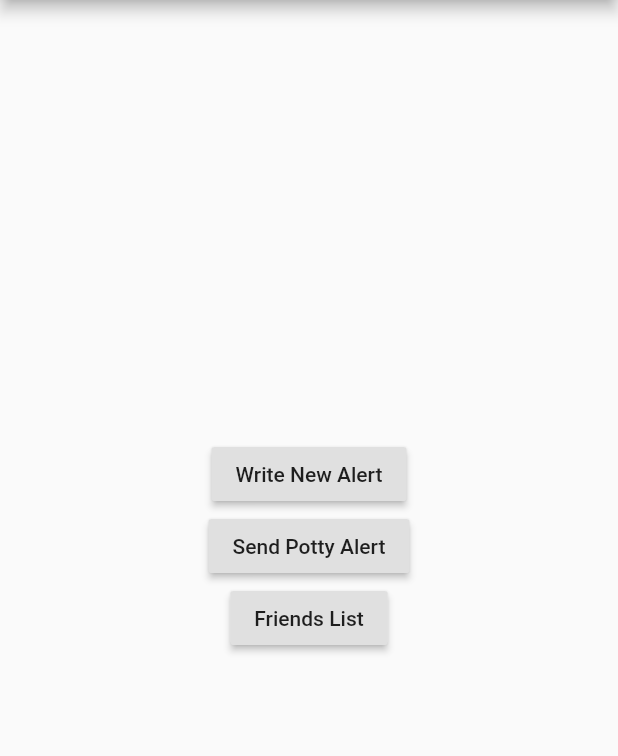
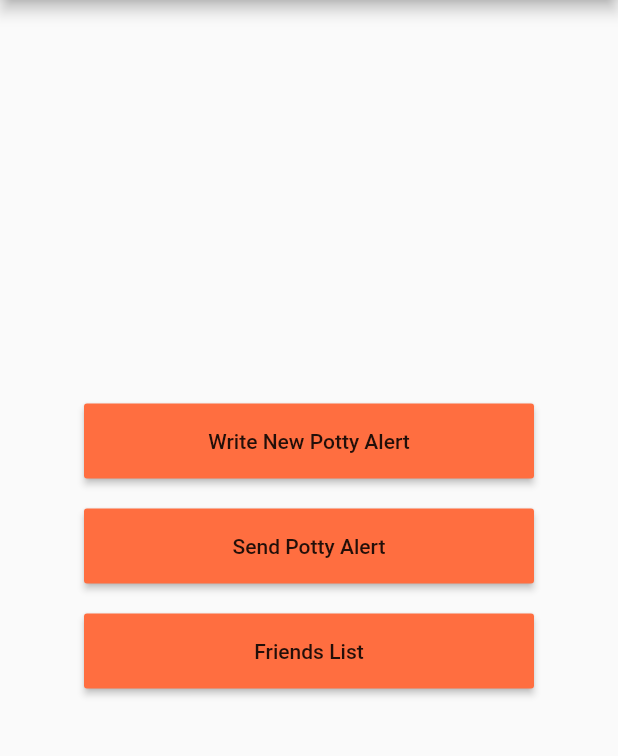
Before and after one commit to AndrewEveld/hendrix_potty, a Flutter app: the screen it shows after launch, on a phone screen of 412 x 824 dp, the part 84-840 px from its top. Run offline on Flutter 3.47's test engine with Material 2 defaults, Android fonts, the phone set to English and light mode, and no system bars; our stand-ins replace string_validator.

Commit message:
Cleaned up buttons and styling

```diff
--- a/lib/main.dart
+++ b/lib/main.dart
@@ -101,20 +101,11 @@ class _MyHomePageState extends State<MyHomePage> {
 
           mainAxisAlignment: MainAxisAlignment.center,
           children: <Widget>[
-            RaisedButton(
-              onPressed: () {Navigator.pushNamed(context, "/writing");},
-              child: Text("Write New Alert"),
-            ),
-            RaisedButton(
-              onPressed: () {Navigator.pushNamed(context, "/sending");},
-              child: Text("Send Potty Alert"),
-            ),
-            RaisedButton(
-              onPressed: () {
-                Navigator.pushNamed(context, "/friends");
-              },
-              child: Text("Friends List"),
-            ),
+            uniformButton("/writing", "Write New Potty Alert"),
+            SizedBox(height:20),
+            uniformButton("/sending", "Send Potty Alert"),
+            SizedBox(height:20),
+            uniformButton("/friends", "Friends List"),
             Flexible(
                 child: new Text(connectionMessage, style: _ts)),
           ],
@@ -122,4 +113,19 @@ class _MyHomePageState extends State<MyHomePage> {
       ),
     );
   }
+
+  // Inspired by the Boggle App https://github.com/Haedge/Project-2
+  Widget uniformButton(String route, String buttonText) {
+    return Container(
+      width: 300,
+      height: 50,
+      child:RaisedButton(
+          child: Text(buttonText),
+          color: Colors.deepOrangeAccent,
+          onPressed: () {
+            Navigator.pushNamed(context, route);
+          }
+        ),
+    );
+  }
 }
```
